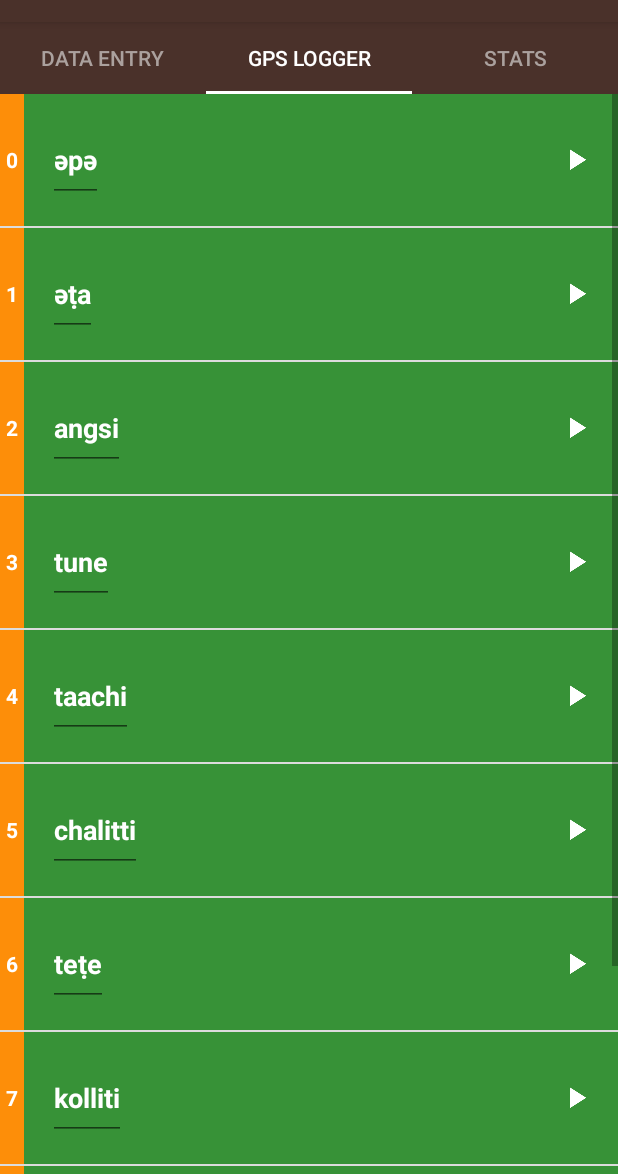
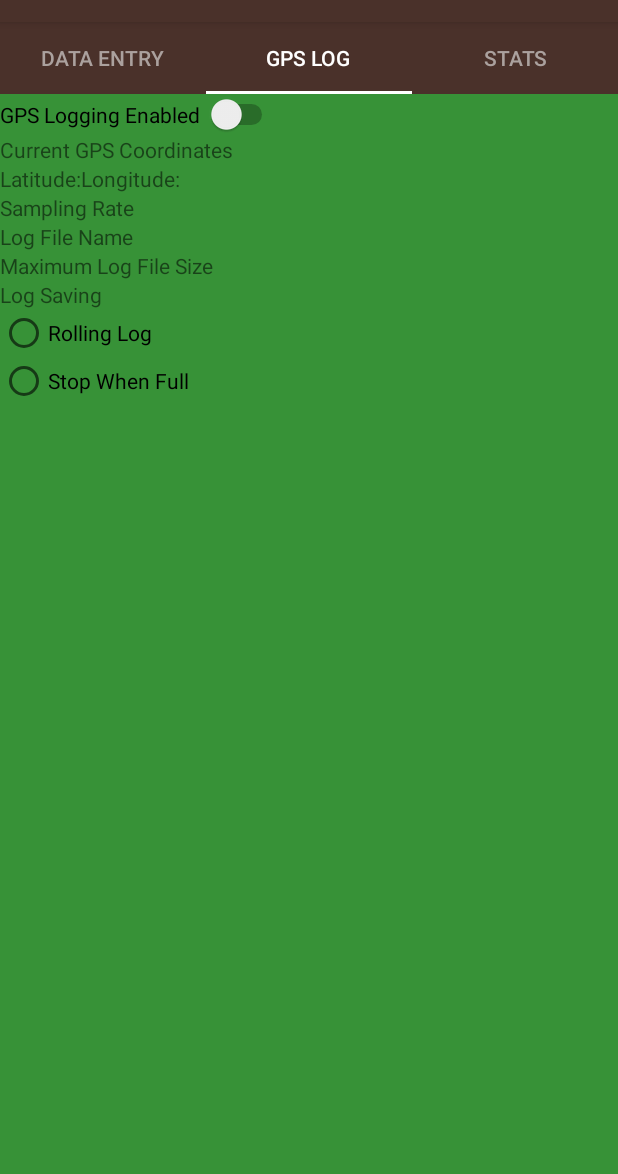
Before and after one commit to jhancock1975/StatsHarvest, an Android app: the screen it shows after launch (MainActivity), tab 2 chosen, on a phone screen of 412 x 824 dp, the part 62-1236 px from its top. Run offline under Robolectric (Android 15) with nearby library versions, the light colour scheme and no system bars; 2 statements that could not run were skipped.

Commit message:
start on gps configuration and reading device

```diff
--- a/app/src/main/java/com/kewlala/statsharvest/FamilyActivity.java
+++ /dev/null
@@ -1,16 +0,0 @@
-package com.kewlala.statsharvest;
-
-import android.os.Bundle;
-import android.support.v7.app.AppCompatActivity;
-
-public class FamilyActivity extends AppCompatActivity {
-
-    @Override
-    protected void onCreate(Bundle savedInstanceState) {
-        super.onCreate(savedInstanceState);
-        setContentView(R.layout.activity_category);
-        getSupportFragmentManager().beginTransaction()
-                .replace(R.id.container, new FamilyFragment())
-                .commit();
-    }
-}
--- a/app/src/main/java/com/kewlala/statsharvest/FamilyFragment.java
+++ /dev/null
@@ -1,81 +0,0 @@
-package com.kewlala.statsharvest;
-
-
-import android.media.MediaPlayer;
-import android.os.Bundle;
-import android.support.v4.app.Fragment;
-import android.util.Log;
-import android.view.LayoutInflater;
-import android.view.View;
-import android.view.ViewGroup;
-import android.widget.ArrayAdapter;
-import android.widget.ListView;
-
-import java.util.ArrayList;
-import java.util.List;
-
-/**
- * A simple {@link Fragment} subclass.
- */
-public class FamilyFragment extends Fragment {
-
-
-    public FamilyFragment() {
-        // Required empty public constructor
-    }
-
-    MediaPlayer mediaPlayer;
-    ListItemClickListener clickListener;
-
-
-
-    @Override
-    public View onCreateView(LayoutInflater inflater, ViewGroup container,
-                             Bundle savedInstanceState) {
-        View rootView = inflater.inflate(R.layout.word_list, container, false);
-
-        final List<Word> words = new ArrayList<Word>();
-        words.add(new Word("father", "әpә", R.drawable.family_father,
-                R.raw.family_father));
-        words.add(new Word("mother", "әṭa", R.drawable.family_mother,
-                R.raw.family_mother));
-        words.add(new Word("son", "angsi", R.drawable.family_son,
-                R.raw.family_son));
-        words.add(new Word("daughter", "tune", R.drawable.family_daughter,
-                R.raw.family_daughter));
-        words.add(new Word("older brother", "taachi", R.drawable.family_older_brother,
-                R.raw.family_older_brother));
-        words.add(new Word("younger brother", "chalitti",
-                R.drawable.family_younger_brother, R.raw.family_younger_brother));
-        words.add(new Word("older sister", "teṭe", R.drawable.family_older_sister,
-                R.raw.family_older_sister));
-        words.add(new Word("younger sister", "kolliti",
-                R.drawable.family_younger_sister, R.raw.family_younger_sister));
-        words.add(new Word("grandmother", "ama", R.drawable.family_grandmother,
-                R.raw.family_grandmother));
-        words.add(new Word("grandfather", "paapa", R.drawable.family_grandfather,
-                R.raw.family_grandfather));
-
-        ArrayAdapter<Word> itemsAdapter =
-                new WordAdapter(getActivity(),  words, R.color.category_family);
-
-        ListView listView = (ListView) rootView.findViewById(R.id.list);
-
-        listView.setAdapter(itemsAdapter);
-
-
-        clickListener = new ListItemClickListener(mediaPlayer, getActivity(),
-                words);
-
-        listView.setOnItemClickListener(clickListener);
-
-        return rootView;
-    }
-    @Override
-    public void onStop() {
-        super.onStop();
-        Log.d("familiy", "onstop mediaPlayer == " + mediaPlayer);
-        clickListener.releaseMediaPlayer();
-
-    }
-}
--- /dev/null
+++ b/app/src/main/java/com/kewlala/statsharvest/GpsControl.java
@@ -0,0 +1,72 @@
+package com.kewlala.statsharvest;
+
+import android.Manifest;
+import android.content.Context;
+import android.content.pm.PackageManager;
+import android.location.Location;
+import android.location.LocationManager;
+import android.support.v4.content.ContextCompat;
+import android.util.Log;
+
+/**
+ * Created by jhancock2010 on 1/20/18.
+ */
+
+public class GpsControl {
+
+    public GpsControl(Context context) throws SecurityException{
+
+        this.context = context;
+
+        // Acquire a reference to the system Location Manager
+        this.locationManager =
+                (LocationManager) this.context.getSystemService(Context.LOCATION_SERVICE);
+
+        // Define a listener that responds to location updates
+        StatsHarvestLocationListener locationListener =
+                new StatsHarvestLocationListener(this);
+
+        // Register the listener with the Location Manager to receive location updates
+        try {
+
+            this.locationManager.requestLocationUpdates(LocationManager.NETWORK_PROVIDER,
+                    0, 0, locationListener);
+
+        } catch(SecurityException e){
+            Log.d(MainActivity.APP_DEBUG_TAG, "GpsControl::getInstance - did not get " +
+                    "permission to access the GPS");
+            throw(e);
+        }
+    }
+
+    private Context context;
+
+    private Location curLocation;
+    private LocationManager locationManager;
+
+    private void makeUseOfNewLocation(Location location){
+        Log.d("GpsControl", "makeUseOfNewLocation");
+    }
+
+
+    public Location getLocation() throws SecurityException{
+
+        Log.d(MainActivity.APP_DEBUG_TAG, "GpsControl::getLocation - context = " + context);
+
+        try {
+
+            return this.locationManager.getLastKnownLocation(LocationManager.NETWORK_PROVIDER);
+
+        } catch (SecurityException e){
+
+            Log.d(MainActivity.APP_DEBUG_TAG, "GpsControl::getLocation - did not get " +
+                "permission to access the GPS");
+
+            throw e;
+        }
+    }
+
+    public void setLocation(Location curLocation) {
+        this.curLocation = curLocation;
+    }
+}
--- /dev/null
+++ b/app/src/main/java/com/kewlala/statsharvest/GpsLoggerConfigActivity.java
@@ -0,0 +1,26 @@
+package com.kewlala.statsharvest;
+
+import android.Manifest;
+import android.content.Context;
+import android.content.pm.PackageManager;
+import android.location.Location;
+import android.location.LocationListener;
+import android.location.LocationManager;
+import android.os.Bundle;
+import android.support.v4.content.ContextCompat;
+import android.support.v7.app.AppCompatActivity;
+
+public class GpsLoggerConfigActivity extends AppCompatActivity {
+
+    @Override
+    protected void onCreate(Bundle savedInstanceState) {
+
+        super.onCreate(savedInstanceState);
+
+        setContentView(R.layout.activity_category);
+
+        getSupportFragmentManager().beginTransaction()
+                .replace(R.id.container, new GpsLoggerConfigFragment())
+                .commit();
+    }
+}
--- /dev/null
+++ b/app/src/main/java/com/kewlala/statsharvest/GpsLoggerConfigFragment.java
@@ -0,0 +1,78 @@
+package com.kewlala.statsharvest;
+
+
+import android.location.Location;
+import android.media.MediaPlayer;
+import android.os.Bundle;
+import android.support.v4.app.Fragment;
+import android.util.Log;
+import android.view.LayoutInflater;
+import android.view.View;
+import android.view.ViewGroup;
+import android.widget.ArrayAdapter;
+import android.widget.ListView;
+import android.widget.TextView;
+
+import java.util.ArrayList;
+import java.util.List;
+
+/**
+ * A simple {@link Fragment} subclass.
+ */
+public class GpsLoggerConfigFragment extends Fragment {
+
+
+    public GpsLoggerConfigFragment() {
+        // Required empty public constructor
+    }
+
+    MediaPlayer mediaPlayer;
+    ListItemClickListener clickListener;
+
+
+
+    @Override
+    public View onCreateView(LayoutInflater inflater, ViewGroup container,
+                             Bundle savedInstanceState) {
+        View rootView = inflater.inflate(R.layout.gps_config_layout, container, false);
+
+        rootView.setBackgroundColor(getResources().getColor(R.color.gps_config_layout_background));
+
+        TextView latitudeText =(TextView) rootView.findViewById(R.id.layout_latitude_value);
+
+
+        TextView longitudeText =(TextView) rootView.findViewById(R.id.layout_longitude_value);
+
+        try {
+
+            GpsControl gpsControl = new GpsControl(getContext());
+
+            Location location = gpsControl.getLocation();
+
+            latitudeText.setText(location.getLatitude() +"");
+
+            longitudeText.setText(location.getLongitude() +"");
+
+        } catch (SecurityException e){
+            Log.d(MainActivity.APP_DEBUG_TAG, this.getClass().getSimpleName() +
+                    ":: did not get permission to read gps");
+
+            Log.d(MainActivity.APP_DEBUG_TAG, this.getClass().getSimpleName() + "::" + e);
+
+            //TODO: make latitute/longitude readings invisible in GPS configuration
+
+        }
+
+        return rootView;
+    }
+
+    @Override
+    public void onStop() {
+        super.onStop();
+        Log.d("familiy", "onstop mediaPlayer == " + mediaPlayer);
+        clickListener.releaseMediaPlayer();
+
+    }
+
+
+}
--- a/app/src/main/java/com/kewlala/statsharvest/MainActivity.java
+++ b/app/src/main/java/com/kewlala/statsharvest/MainActivity.java
@@ -25,6 +25,8 @@ import android.view.Menu;
 import android.view.MenuItem;
 
 public class MainActivity extends AppCompatActivity {
+
+    public static final String APP_DEBUG_TAG = "StatsHarvest";
 
     @Override
     protected void onCreate(Bundle savedInstanceState) {
--- a/app/src/main/java/com/kewlala/statsharvest/SimpleFragmentPagerAdapter.java
+++ b/app/src/main/java/com/kewlala/statsharvest/SimpleFragmentPagerAdapter.java
@@ -35,7 +35,7 @@ public class SimpleFragmentPagerAdapter extends FragmentPagerAdapter {
         if (position == 0) {
             return new DataEntryFragment();
         } else if (position == 1){
-            return new FamilyFragment();
+            return new GpsLoggerConfigFragment();
         } else  {
             return new ColorsFragment();
         }
--- /dev/null
+++ b/app/src/main/java/com/kewlala/statsharvest/StatsHarvestLocationListener.java
@@ -0,0 +1,36 @@
+package com.kewlala.statsharvest;
+
+import android.location.Location;
+import android.location.LocationListener;
+import android.os.Bundle;
+
+/**
+ * Created by jhancock2010 on 1/20/18.
+ */
+
+class StatsHarvestLocationListener implements LocationListener{
+    public StatsHarvestLocationListener(GpsControl gpsControl) {
+        this.gpsControl = gpsControl;
+    }
+
+    private GpsControl gpsControl;
+    @Override
+    public void onLocationChanged(Location location) {
+        gpsControl.setLocation(location);
+    }
+
+    @Override
+    public void onStatusChanged(String s, int i, Bundle bundle) {
+
+    }
+
+    @Override
+    public void onProviderEnabled(String s) {
+
+    }
+
+    @Override
+    public void onProviderDisabled(String s) {
+
+    }
+}
--- a/app/src/main/res/layout/activity_category.xml
+++ b/app/src/main/res/layout/activity_category.xml
@@ -7,25 +7,25 @@
     android:orientation="vertical">
 
     <!-- action bar at the top of the screen -->
-    <android.support.v7.widget.Toolbar android:id="@+id/my_toolbar"
+    <android.support.v7.widget.Toolbar xmlns:android="http://schemas.android.com/apk/res/android"
+        xmlns:app="http://schemas.android.com/apk/res-auto"
+        android:id="@+id/my_toolbar"
         android:layout_width="match_parent"
         android:layout_height="?attr/actionBarSize"
-        app:theme="@style/ToolBarStyle"
         android:elevation="4dp"
         android:theme="@style/ThemeOverlay.AppCompat.ActionBar"
         app:popupTheme="@style/ThemeOverlay.AppCompat.Light"
-        xmlns:android="http://schemas.android.com/apk/res/android"
-        xmlns:app="http://schemas.android.com/apk/res-auto" />
+        app:theme="@style/ToolBarStyle" />
 
     <android.support.design.widget.TabLayout
         android:id="@+id/sliding_tabs"
         android:layout_width="match_parent"
         android:layout_height="wrap_content"
         app:tabBackground="@color/primary_color"
-        app:tabTextColor="@color/tab_text_color"
+        app:tabIndicatorColor="@android:color/white"
+        app:tabMode="fixed"
         app:tabSelectedTextColor="@android:color/white"
-        app:tabIndicatorColor="@android:color/white"
-        app:tabMode="fixed" />
+        app:tabTextColor="@color/tab_text_color" />
 
     <android.support.v4.view.ViewPager
         android:id="@+id/viewpager"
--- a/app/src/main/res/layout/activity_main.xml
+++ b/app/src/main/res/layout/activity_main.xml
@@ -24,7 +24,7 @@
     <FrameLayout
         android:layout_width="match_parent"
         android:layout_height="wrap_content"
-        android:background="@color/category_family">
+        android:background="@color/gps_config_layout_background">
         <TextView
             android:id="@+id/family"
             style="@style/CategoryStyle"
--- /dev/null
+++ b/app/src/main/res/layout/gps_config_layout.xml
@@ -0,0 +1,96 @@
+<?xml version="1.0" encoding="utf-8"?>
+<LinearLayout xmlns:android="http://schemas.android.com/apk/res/android"
+    android:id="@+id/layout_gps_config_fragment_wrapper"
+    android:layout_width="match_parent"
+    android:layout_height="match_parent"
+    android:orientation="vertical">
+
+    <Switch
+        android:id="@+id/switch_gps_logging"
+        android:layout_width="wrap_content"
+        android:layout_height="wrap_content"
+        android:switchPadding="4dp"
+        android:text="GPS Logging Enabled" />
+
+    <TextView
+        android:layout_width="wrap_content"
+        android:layout_height="wrap_content"
+        android:text="Current GPS Coordinates" />
+
+    <LinearLayout
+        android:layout_width="wrap_content"
+        android:layout_height="wrap_content">
+
+        <LinearLayout
+            android:layout_width="wrap_content"
+            android:layout_height="wrap_content"
+            android:orientation="horizontal">
+
+            <TextView
+                android:layout_width="wrap_content"
+                android:layout_height="wrap_content"
+                android:text="Latitude:" />
+
+            <TextView
+                android:id="@+id/layout_latitude_value"
+                android:layout_width="wrap_content"
+                android:layout_height="wrap_content"/>
+
+        </LinearLayout>
+
+
+        <LinearLayout
+            android:layout_width="wrap_content"
+            android:layout_height="wrap_content"
+            android:orientation="horizontal">
+
+            <TextView
+                android:layout_width="wrap_content"
+                android:layout_height="wrap_content"
+                android:text="Longitude:" />
+
+            <TextView
+                android:id="@+id/layout_longitude_value"
+                android:layout_width="wrap_content"
+                android:layout_height="wrap_content"/>
+
+        </LinearLayout>
+
+    </LinearLayout>
+
+    <TextView
+        android:layout_width="wrap_content"
+        android:layout_height="wrap_content"
+        android:text="Sampling Rate" />
+
+    <TextView
+        android:layout_width="wrap_content"
+        android:layout_height="wrap_content"
+        android:text="Log File Name" />
+
+    <TextView
+        android:layout_width="wrap_content"
+        android:layout_height="wrap_content"
+        android:text="Maximum Log File Size" />
+
+    <TextView
+        android:layout_width="wrap_content"
+        android:layout_height="wrap_content"
+        android:text="Log Saving" />
+
+    <RadioGroup
+        android:layout_width="wrap_content"
+        android:layout_height="wrap_content"
+        android:orientation="vertical">
+
+        <RadioButton
+            android:layout_width="wrap_content"
+            android:layout_height="wrap_content"
+            android:text="Rolling Log" />
+
+        <RadioButton
+            android:layout_width="wrap_content"
+            android:layout_height="wrap_content"
+            android:text="Stop When Full" />
+    </RadioGroup>
+</LinearLayout>
--- a/app/src/main/res/layout/list_item.xml
+++ b/app/src/main/res/layout/list_item.xml
@@ -26,7 +26,7 @@
             <EditText
                 android:id="@+id/miwok"
                 style="@style/CategoryStyle"
-                android:layout_width="match_parent"
+                android:layout_width="100sp"
                 android:singleLine="true"
                 android:layout_height="0dp"
                 android:layout_gravity="bottom"
@@ -34,13 +34,6 @@
 
 
         </LinearLayout>
-        <ImageView
-            android:layout_width="wrap_content"
-            android:layout_height="match_parent"
-            android:layout_centerHorizontal="true"
-            android:layout_alignParentRight="true"
-            android:layout_marginRight="16dp"
-            android:src="@drawable/ic_play_arrow_white_24dp"/>
         <View
             android:layout_width="match_parent"
             android:layout_height="match_parent"
--- a/app/src/main/res/menu/menu_action_bar.xml
+++ b/app/src/main/res/menu/menu_action_bar.xml
@@ -4,23 +4,39 @@
 
 
     <!-- show file name -->
-    <item android:id="@+id/file_name"
+    <item
+        android:id="@+id/file_name"
         android:title="@string/toolbar_file_name"
-        app:showAsAction="always"/>
+        app:showAsAction="always" />
 
-    <item android:id="@+id/file_actions"
+    <group
+        android:id="@+id/file_actions"
         android:title="@string/menu_file_actions_title"
         app:showAsAction="never">
 
-        <item android:id="@+id/action_save"
+        <item
+            android:id="@+id/action_save"
             android:title="@string/menu_save_text"
-            app:showAsAction="never"/>
+            app:showAsAction="never" />
 
-        <item android:id="@+id/action_new"
+        <item
+            android:id="@+id/action_new"
             android:title="@string/menu_new_file_text"
-            app:showAsAction="never"/>
+            app:showAsAction="never" />
+    </group>
+
+    <group
+        android:id="@+id/menu_data_type_group"
+        android:checkableBehavior="single">
+
+        <item
+            android:id="@+id/menu_categorical_data"
+            android:title="@string/menu_title_categorical_data" />
+        <item
+            android:id="@+id/menu_quantitative_data"
+            android:title="@string/menu_title_quantitative_data" />
+
+    </group>
 
 
-    </item>
-
 </menu>
--- a/app/src/main/res/values/colors.xml
+++ b/app/src/main/res/values/colors.xml
@@ -27,7 +27,7 @@
     <color name="category_numbers">#FD8E09</color>
 
     <!-- Background color for the family members category -->
-    <color name="category_family">#379237</color>
+    <color name="gps_config_layout_background">#379237</color>
 
     <!-- Background color for the colors category -->
     <color name="category_colors">#8800A0</color>
--- a/app/src/main/res/values/strings.xml
+++ b/app/src/main/res/values/strings.xml
@@ -26,11 +26,14 @@
     <string name="tab_title_data_entry">Data Entry</string>
 
     <!-- Category name for the GPS logger [CHAR LIMIT=20] -->
-    <string name="tab_title_configure_gps_logger">GPS Logger</string>
+    <string name="tab_title_configure_gps_logger">GPS Log</string>
 
     <string name="menu_save_text">Save</string>
     <string name="menu_new_file_text">New</string>
     <string name="toolbar_file_name">test-file-name</string>
     <string name="menu_file_actions_title">File</string>
 
+    <string name="menu_title_categorical_data">Categorical</string>
+    <string name="menu_title_quantitative_data">Quantitative</string>
+
 </resources>
```
Also changed, not shown: app/src/main/AndroidManifest.xml (+7 -1 lines).
